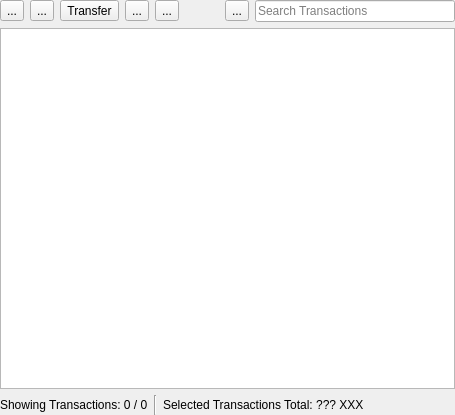
This is src/views/ui_files/widgets/transaction_table_widget.ui in JakubFranek/Kapytal as Qt 5 draws it before an edit. The edited form follows.
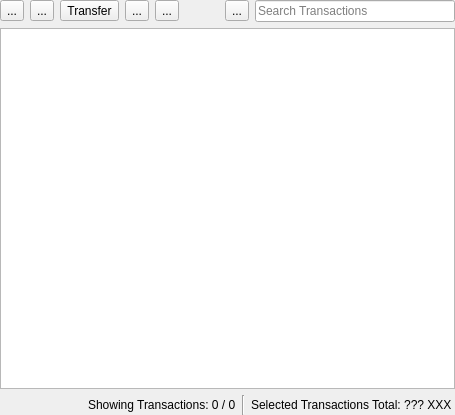
This is the edited form.

Diff of the .ui file:
```diff
--- a/src/views/ui_files/widgets/transaction_table_widget.ui
+++ b/src/views/ui_files/widgets/transaction_table_widget.ui
@@ -173,33 +173,6 @@
    </item>
    <item>
     <layout class="QHBoxLayout" name="horizontalLayout">
-     <item>
-      <widget class="QLabel" name="shownTransactionsLabel">
-       <property name="toolTip">
-        <string>&lt;html&gt;&lt;head/&gt;&lt;body&gt;&lt;p&gt;Shows how many Transactions have passed the Transaction Filter and are listed in Transaction Table.&lt;/p&gt;&lt;/body&gt;&lt;/html&gt;</string>
-       </property>
-       <property name="text">
-        <string>Showing Transactions: 0 / 0</string>
-       </property>
-      </widget>
-     </item>
-     <item>
-      <widget class="Line" name="line">
-       <property name="orientation">
-        <enum>Qt::Vertical</enum>
-       </property>
-      </widget>
-     </item>
-     <item>
-      <widget class="QLabel" name="selectedTransactionsTotalLabel">
-       <property name="toolTip">
-        <string>&lt;html&gt;&lt;head/&gt;&lt;body&gt;&lt;p&gt;Only Income, Expense and Refund Transaction amounts are used in the calculation.&lt;/p&gt;&lt;/body&gt;&lt;/html&gt;</string>
-       </property>
-       <property name="text">
-        <string>Selected Transactions Total: ??? XXX </string>
-       </property>
-      </widget>
-     </item>
      <item>
       <spacer name="horizontalSpacer_2">
        <property name="orientation">
@@ -213,6 +186,33 @@
        </property>
       </spacer>
      </item>
+     <item>
+      <widget class="QLabel" name="shownTransactionsLabel">
+       <property name="toolTip">
+        <string>&lt;html&gt;&lt;head/&gt;&lt;body&gt;&lt;p&gt;Shows how many Transactions have passed the Transaction Filter and are listed in Transaction Table.&lt;/p&gt;&lt;/body&gt;&lt;/html&gt;</string>
+       </property>
+       <property name="text">
+        <string>Showing Transactions: 0 / 0</string>
+       </property>
+      </widget>
+     </item>
+     <item>
+      <widget class="Line" name="line">
+       <property name="orientation">
+        <enum>Qt::Vertical</enum>
+       </property>
+      </widget>
+     </item>
+     <item>
+      <widget class="QLabel" name="selectedTransactionsTotalLabel">
+       <property name="toolTip">
+        <string>&lt;html&gt;&lt;head/&gt;&lt;body&gt;&lt;p&gt;Only Income, Expense and Refund Transaction amounts are used in the calculation.&lt;/p&gt;&lt;/body&gt;&lt;/html&gt;</string>
+       </property>
+       <property name="text">
+        <string>Selected Transactions Total: ??? XXX </string>
+       </property>
+      </widget>
+     </item>
     </layout>
    </item>
   </layout>
```
